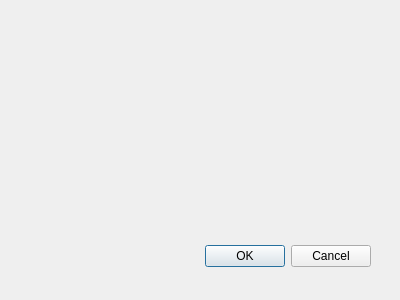
Above: InitDialog.ui from sramepa1/qtunneler before the change. Below: the same form after it.
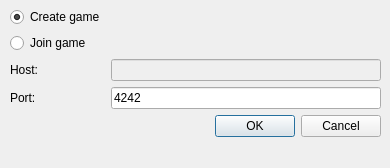
That is the form after the change.

Commit message: Fixed all code errors, designed InitDialog UI. Compilable.

Patch:
```diff
--- a/InitDialog.ui
+++ b/InitDialog.ui
@@ -1,32 +1,113 @@
 <ui version="4.0" >
  <class>InitDialog</class>
- <widget class="QDialog" name="InitDialog" >
-  <property name="geometry" >
+ <widget class="QDialog" name="InitDialog">
+  <property name="geometry">
    <rect>
     <x>0</x>
     <y>0</y>
-    <width>400</width>
-    <height>300</height>
+    <width>390</width>
+    <height>168</height>
    </rect>
   </property>
   <property name="windowTitle" >
    <string>InitDialog</string>
   </property>
-  <widget class="QDialogButtonBox" name="buttonBox" >
-   <property name="geometry" >
+  <widget class="QWidget" name="formLayoutWidget">
+   <property name="geometry">
     <rect>
-     <x>30</x>
-     <y>240</y>
-     <width>341</width>
-     <height>32</height>
+     <x>10</x>
+     <y>7</y>
+     <width>371</width>
+     <height>152</height>
     </rect>
    </property>
-   <property name="orientation" >
-    <enum>Qt::Horizontal</enum>
-   </property>
-   <property name="standardButtons" >
-    <set>QDialogButtonBox::Cancel|QDialogButtonBox::NoButton|QDialogButtonBox::Ok</set>
-   </property>
+   <layout class="QFormLayout" name="formLayout">
+    <item row="0" column="0">
+     <widget class="QRadioButton" name="createRadio">
+      <property name="locale">
+       <locale language="English" country="UnitedStates"/>
+      </property>
+      <property name="text">
+       <string>Create game</string>
+      </property>
+      <property name="checked">
+       <bool>true</bool>
+      </property>
+     </widget>
+    </item>
+    <item row="1" column="0">
+     <widget class="QRadioButton" name="joinRadio">
+      <property name="locale">
+       <locale language="English" country="UnitedStates"/>
+      </property>
+      <property name="text">
+       <string>Join game</string>
+      </property>
+     </widget>
+    </item>
+    <item row="2" column="0">
+     <widget class="QLabel" name="hostLabel">
+      <property name="locale">
+       <locale language="English" country="UnitedStates"/>
+      </property>
+      <property name="text">
+       <string>Host:</string>
+      </property>
+     </widget>
+    </item>
+    <item row="2" column="1">
+     <widget class="QLineEdit" name="hostField">
+      <property name="enabled">
+       <bool>false</bool>
+      </property>
+      <property name="maxLength">
+       <number>512</number>
+      </property>
+      <property name="readOnly">
+       <bool>false</bool>
+      </property>
+     </widget>
+    </item>
+    <item row="3" column="0">
+     <widget class="QLabel" name="portLabel">
+      <property name="locale">
+       <locale language="English" country="UnitedStates"/>
+      </property>
+      <property name="text">
+       <string>Port:</string>
+      </property>
+     </widget>
+    </item>
+    <item row="4" column="1">
+     <widget class="QDialogButtonBox" name="buttonBox">
+      <property name="locale">
+       <locale language="English" country="UnitedStates"/>
+      </property>
+      <property name="orientation">
+       <enum>Qt::Horizontal</enum>
+      </property>
+      <property name="standardButtons">
+       <set>QDialogButtonBox::Cancel|QDialogButtonBox::Ok</set>
+      </property>
+     </widget>
+    </item>
+    <item row="3" column="1">
+     <widget class="QLineEdit" name="PortField">
+      <property name="enabled">
+       <bool>true</bool>
+      </property>
+      <property name="text">
+       <string>4242</string>
+      </property>
+      <property name="maxLength">
+       <number>5</number>
+      </property>
+      <property name="readOnly">
+       <bool>false</bool>
+      </property>
+     </widget>
+    </item>
+   </layout>
   </widget>
  </widget>
  <resources/>
```
Left out of the diff: 15 changed lines with no effect on the pictures. The commit also changes 25 other files.
